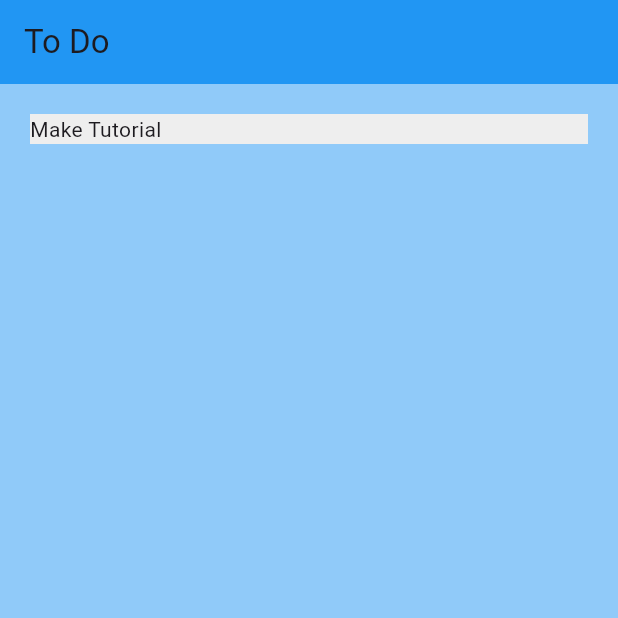
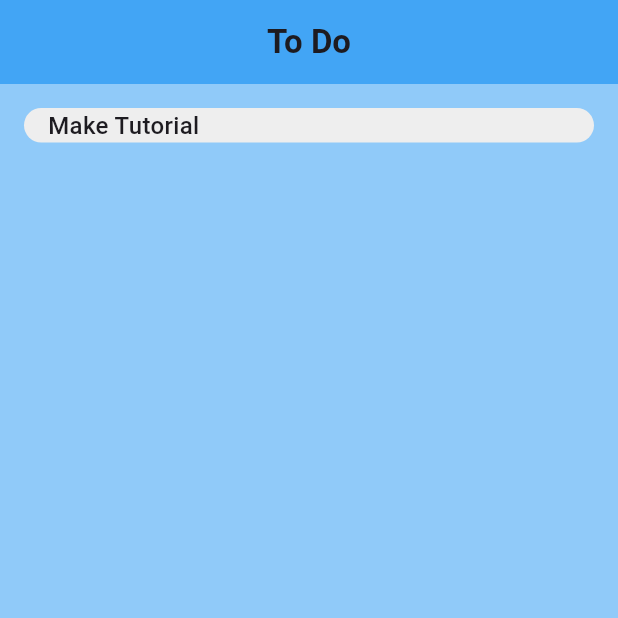
Before and after one commit to Luchitha7/To-do_Flutter, a Flutter app: the screen it shows after launch, on a phone screen of 412 x 824 dp, the top half of it. Run offline on Flutter 3.47's test engine with Material 3 defaults, Android fonts, the phone set to English and light mode, and no system bars.

Commit message:
Font styles changed

```diff
--- a/to_do_flutter/lib/pages/home_page.dart
+++ b/to_do_flutter/lib/pages/home_page.dart
@@ -9,7 +9,7 @@ class HomePage extends StatelessWidget {
     return Scaffold(
       backgroundColor: Colors.blue[200],
       appBar: AppBar(
-        title: Text('To Do'),
+        title: Text('To Do', style: TextStyle(fontWeight: FontWeight.w600)), centerTitle: true, backgroundColor: Colors.blue[400],
         elevation: 0,
       ),
       body: ListView(
--- a/to_do_flutter/lib/util/todo_tile.dart
+++ b/to_do_flutter/lib/util/todo_tile.dart
@@ -6,13 +6,16 @@ class ToDoTile extends StatelessWidget {
   @override
   Widget build(BuildContext context) {
     return Padding(
-      padding: const EdgeInsets.all(20.0),
+      padding: const EdgeInsets.all(16),
       child: Container(
-      child: Text("Make Tutorial"),
-      decoration: BoxDecoration(
-        color: Colors.grey[200],
+        padding: const EdgeInsets.only(left: 16),
+        child: Text("Make Tutorial", style: TextStyle(fontSize: 16, fontWeight: FontWeight.w500),),
+        decoration: BoxDecoration(
+          color: Colors.grey[200],
+          borderRadius: BorderRadius.circular(12),
+        ),
       ),
-    ));
+    );
   }
 }
 
```
